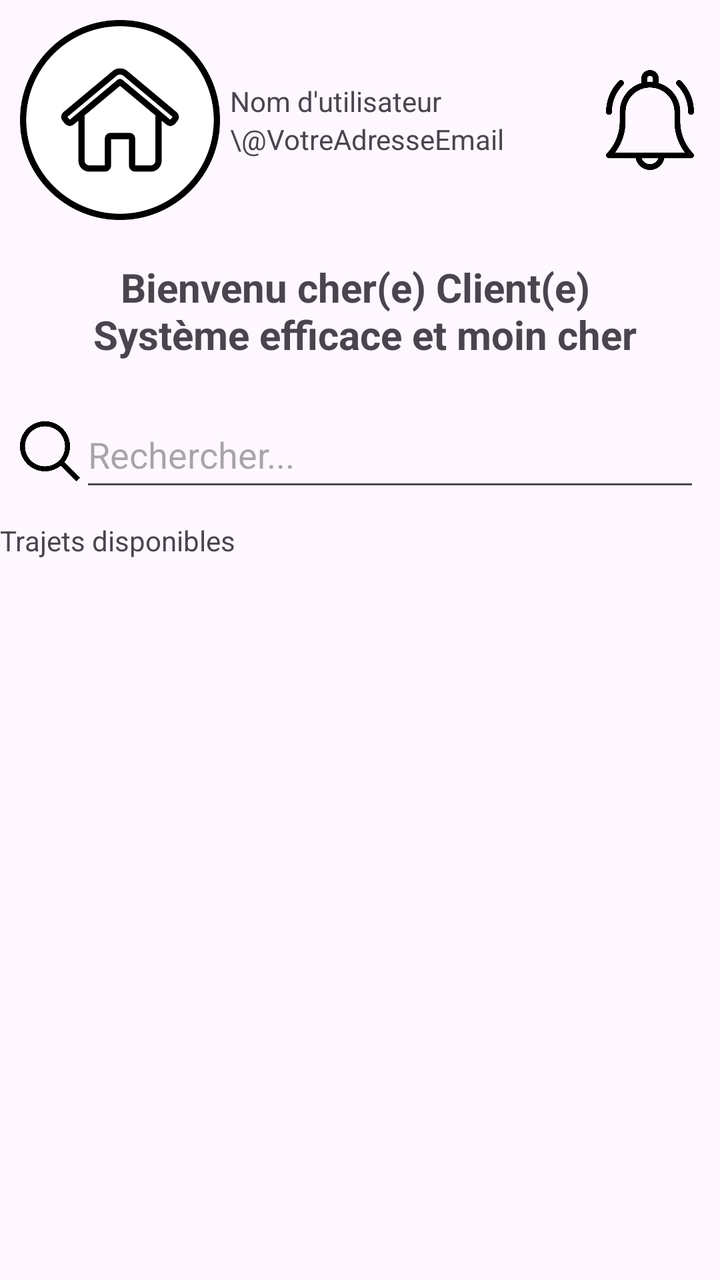
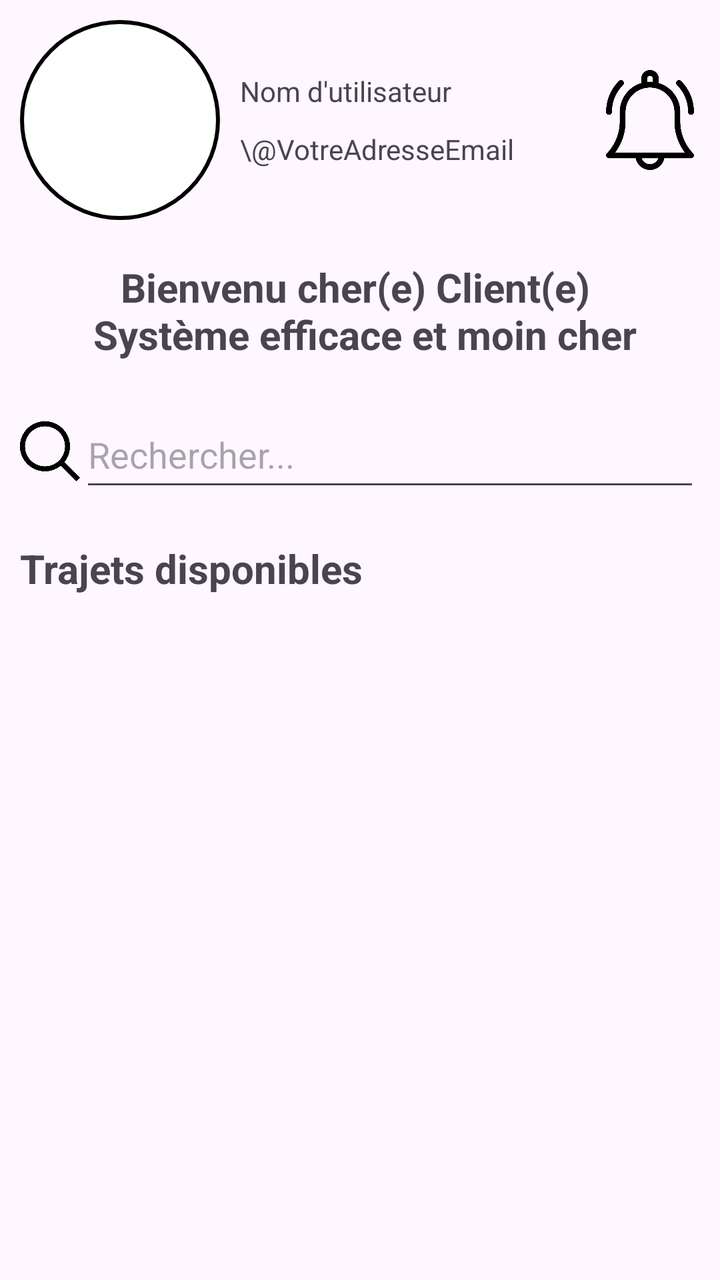

Screens rendered from an Android XML layout before and after an edit, with the pre-edit source and the edit as a unified diff.
<!-- AndroidManifest.xml: application theme Theme.CarPooling -->
<!-- res/layout/fragment_home.xml -->
<?xml version="1.0" encoding="utf-8"?>
<LinearLayout xmlns:android="http://schemas.android.com/apk/res/android"
    android:layout_width="match_parent"
    android:layout_height="match_parent"
    xmlns:app="http://schemas.android.com/apk/res-auto"
    android:orientation="vertical"
    android:layout_margin="10dp">

    <androidx.constraintlayout.widget.ConstraintLayout
        android:layout_width="match_parent"
        android:layout_height="wrap_content"
        android:layout_margin="10dp">

        <ImageView
            android:id="@+id/home_profil"
            android:layout_width="100dp"
            android:layout_height="100dp"
            android:src="@drawable/icon_accueil"
            android:background="@drawable/circle_shape"
            android:scaleType="centerCrop"
            app:layout_constraintTop_toTopOf="parent"
            app:layout_constraintBottom_toBottomOf="parent"
            app:layout_constraintLeft_toLeftOf="parent"/>

        <LinearLayout
            android:layout_width="wrap_content"
            android:layout_height="wrap_content"
            android:orientation="vertical"
            app:layout_constraintTop_toTopOf="parent"
            app:layout_constraintLeft_toRightOf="@id/home_profil"
            app:layout_constraintBottom_toBottomOf="parent"
            android:layout_margin="5dp">

            <TextView
                android:id="@+id/home_nom"
                android:layout_width="wrap_content"
                android:layout_height="wrap_content"
                android:text="Nom d'utilisateur"/>
            <TextView
                android:id="@+id/home_email"
                android:layout_width="wrap_content"
                android:layout_height="wrap_content"
                android:text="\@VotreAdresseEmail"/>

        </LinearLayout>

        <ImageView
            android:id="@+id/home_notification_icon"
            android:layout_width="50dp"
            android:layout_height="50dp"
            app:layout_constraintTop_toTopOf="parent"
            app:layout_constraintBottom_toBottomOf="parent"
            app:layout_constraintRight_toRightOf="parent"
            android:src="@drawable/notification"/>

    </androidx.constraintlayout.widget.ConstraintLayout>

    <LinearLayout
        android:layout_width="match_parent"
        android:layout_height="wrap_content"
        android:layout_margin="10dp">

        <TextView
            android:textSize="20dp"
            android:textStyle="bold"
            android:id="@+id/home_bienvenu"
            android:layout_width="match_parent"
            android:layout_height="wrap_content"
            android:gravity="center"
            android:text="Bienvenu cher(e) Client(e) \n Système efficace et moin cher"/>
    </LinearLayout>


    <LinearLayout
        android:layout_width="match_parent"
        android:layout_height="wrap_content"
        android:gravity="center"
        android:layout_margin="10dp">

        <ImageView
            android:id="@+id/home_recherche_icon"
            android:layout_width="30dp"
            android:layout_height="30dp"
            android:src="@drawable/search"/>

        <EditText
            android:id="@+id/home_recherche"
            android:layout_width="match_parent"
            android:layout_height="wrap_content"
            android:minHeight="50dp"
            android:hint="Rechercher..."/>

    </LinearLayout>

    <LinearLayout
        android:layout_width="match_parent"
        android:layout_height="wrap_content">

        <TextView
            android:id="@+id/home_trajets_disponibles"
            android:layout_width="match_parent"
            android:layout_height="wrap_content"
            android:text="Trajets disponibles"/>
    </LinearLayout>

    <LinearLayout
        android:layout_width="match_parent"
        android:layout_height="wrap_content"
        android:orientation="vertical">
        
        <androidx.recyclerview.widget.RecyclerView
            android:id="@+id/home_recycler_trajet1"
            android:layout_width="wrap_content"
            android:layout_height="wrap_content"
            android:layout_marginVertical="16dp" />
        <androidx.recyclerview.widget.RecyclerView
            android:id="@+id/home_recycler_trajet2"
            android:layout_width="wrap_content"
            android:layout_height="wrap_content"
            android:layout_marginVertical="16dp" />
    </LinearLayout>

</LinearLayout>
<!-- resources referenced by this layout -->
<resources>
  <!-- drawable circle_shape (drawable) -->
  <?xml version="1.0" encoding="utf-8"?>
  <shape xmlns:android="http://schemas.android.com/apk/res/android" android:shape="oval">
      <solid android:color="@android:color/white" />
  </shape>
  <!-- drawable icon_accueil: png bitmap (drawable, 19607 bytes) -->
  <!-- drawable notification: png bitmap (drawable, 14287 bytes) -->
  <!-- drawable search: png bitmap (drawable, 12279 bytes) -->
  <style name="Theme.CarPooling" parent="Base.Theme.CarPooling" />
  <style name="Base.Theme.CarPooling" parent="Theme.Material3.DayNight.NoActionBar">
          
          
      </style>
</resources>

<!-- the commit's change to res/layout/fragment_home.xml (unified diff, before → after) -->
@@ -15,7 +15,6 @@
             android:id="@+id/home_profil"
             android:layout_width="100dp"
             android:layout_height="100dp"
-            android:src="@drawable/icon_accueil"
             android:background="@drawable/circle_shape"
             android:scaleType="centerCrop"
             app:layout_constraintTop_toTopOf="parent"
@@ -32,11 +31,13 @@
             android:layout_margin="5dp">
 
             <TextView
+                android:layout_margin="5dp"
                 android:id="@+id/home_nom"
                 android:layout_width="wrap_content"
                 android:layout_height="wrap_content"
                 android:text="Nom d'utilisateur"/>
             <TextView
+                android:layout_margin="5dp"
                 android:id="@+id/home_email"
                 android:layout_width="wrap_content"
                 android:layout_height="wrap_content"
@@ -94,9 +95,12 @@
 
     <LinearLayout
         android:layout_width="match_parent"
-        android:layout_height="wrap_content">
+        android:layout_height="wrap_content"
+        android:layout_margin="10dp">
 
         <TextView
+            android:textSize="20dp"
+            android:textStyle="bold"
             android:id="@+id/home_trajets_disponibles"
             android:layout_width="match_parent"
             android:layout_height="wrap_content"
@@ -106,7 +110,8 @@
     <LinearLayout
         android:layout_width="match_parent"
         android:layout_height="wrap_content"
-        android:orientation="vertical">
+        android:orientation="vertical"
+        android:layout_margin="10dp">
         
         <androidx.recyclerview.widget.RecyclerView
             android:id="@+id/home_recycler_trajet1"
<!-- resource entries referenced after the edit -->
@@ -4,11 +4,12 @@
   <?xml version="1.0" encoding="utf-8"?>
   <shape xmlns:android="http://schemas.android.com/apk/res/android" android:shape="oval">
       <solid android:color="@android:color/white" />
+      <stroke android:color="@color/black" android:width="2dp" />
   </shape>
-  <!-- drawable icon_accueil: png bitmap (drawable, 19607 bytes) -->
   <!-- drawable notification: png bitmap (drawable, 14287 bytes) -->
   <!-- drawable search: png bitmap (drawable, 12279 bytes) -->
   <style name="Theme.CarPooling" parent="Base.Theme.CarPooling" />
+  <color name="black">#FF000000</color>
   <style name="Base.Theme.CarPooling" parent="Theme.Material3.DayNight.NoActionBar">
           
           
